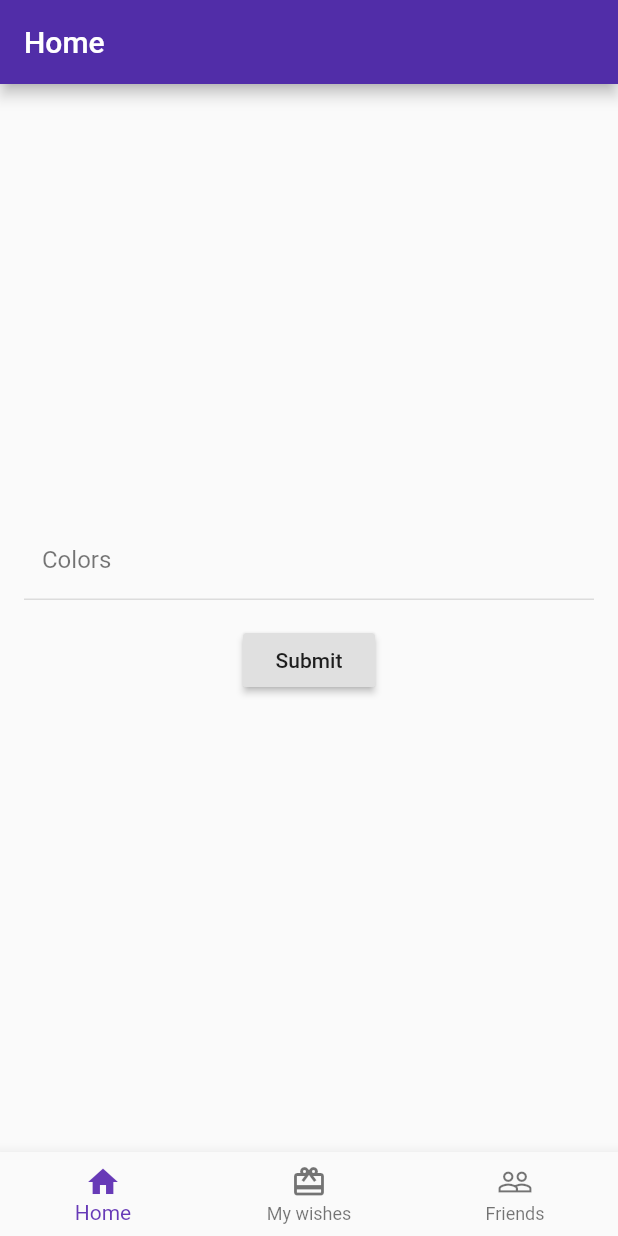
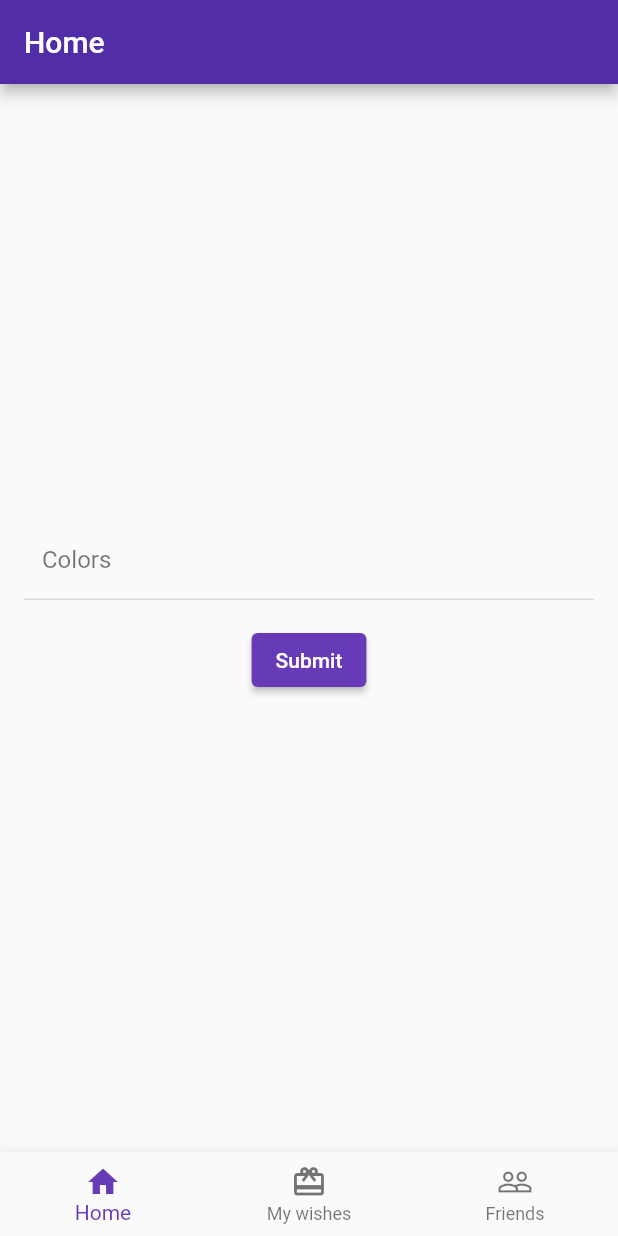
Before and after one commit to talamaska/flutter_color_picker_field, a Flutter app: the screen it shows after launch, on a phone screen of 412 x 824 dp. Run offline on Flutter 3.47's test engine with Material 2 defaults, Android fonts, the phone set to English and light mode, and no system bars; missing offline and left inert: angles.

Commit message:
some cosmetic fixes

```diff
--- a/lib/components/color_gradient_paint.dart
+++ b/lib/components/color_gradient_paint.dart
@@ -1,4 +1,5 @@
 import 'package:flutter/material.dart';
+import 'package:flutter/widgets.dart';
 import 'package:flutter_color_picker/tools/colors_painter.dart';
 
 class ColorGradientPaint extends StatelessWidget {
@@ -18,7 +19,7 @@ class ColorGradientPaint extends StatelessWidget {
           heightFactor: 0.75,
           child: Container(
             decoration: const BoxDecoration(
-              color: Colors.white,
+              color: Color(0xFFFFFFFF),
               shape: BoxShape.circle,
             ),
           ),
--- a/lib/components/color_picker_form_field.dart
+++ b/lib/components/color_picker_form_field.dart
@@ -1,20 +1,19 @@
-import 'package:flutter/material.dart';
+import 'package:flutter/widgets.dart';
 import 'package:flutter_color_picker/components/color_picker_input.dart';
 
 class ColorPickerFormField extends FormField<List<Color>> {
-
   ColorPickerFormField({
     FormFieldSetter<List<Color>> onSaved,
     FormFieldValidator<List<Color>> validator,
     List<Color> initialValue,
-    bool autovalidate = false,
+    AutovalidateMode autovalidateMode = AutovalidateMode.onUserInteraction,
     this.onChanged,
-    this.defaultColor
+    this.defaultColor,
   }) : super(
             onSaved: onSaved,
             validator: validator,
             initialValue: initialValue,
-      autovalidate: autovalidate,
+            autovalidateMode: autovalidateMode,
             builder: (FormFieldState<List<Color>> state) {
               void _onChanged(List<Color> _colors) {
                 debugPrint('onChange input $_colors');
@@ -26,13 +25,10 @@ class ColorPickerFormField extends FormField<List<Color>> {
                 defaultColor: defaultColor,
                 colors: initialValue,
                 state: state,
-            onChanged: _onChanged
+                onChanged: _onChanged,
               );
-      }
-  );
+            });
 
   final Function onChanged;
   final Color defaultColor;
-
-
 }
--- a/lib/components/color_picker_input.dart
+++ b/lib/components/color_picker_input.dart
@@ -1,7 +1,7 @@
-
 import 'dart:async';
 
 import 'package:flutter/material.dart';
+import 'package:flutter/widgets.dart';
 import 'package:flutter_color_picker/models/animated_color_list_model.dart';
 import 'package:flutter_color_picker/screens/color_dialog.dart';
 import 'package:flutter_color_picker/models/color_dialog_model.dart';
@@ -9,13 +9,12 @@ import 'package:flutter_color_picker/models/color_dialog_model.dart';
 import 'package:flutter_color_picker/components/color_item.dart';
 import 'package:flutter_color_picker/models/color_state_model.dart';
 
-
 class ColorPickerInput extends StatefulWidget {
   const ColorPickerInput({
     this.defaultColor,
     this.colors,
     this.onChanged,
-    this.state
+    this.state,
   });
 
   final Color defaultColor;
@@ -30,50 +29,48 @@ class ColorPickerInput extends StatefulWidget {
 class _ColorPickerInputState extends State<ColorPickerInput> {
   Color _defaultColor;
   final GlobalKey<AnimatedListState> _listKey = GlobalKey<AnimatedListState>();
-  AnimatedColorListModel<Color> _colorListA;
-
+  AnimatedListModel<Color> _colorListAnimated;
 
   @override
   void initState() {
     super.initState();
-    _defaultColor = widget.defaultColor != null ? widget.defaultColor : Colors.blue;
-    if(widget.colors != null) {
-      _colorListA = AnimatedColorListModel<Color>(
+    _defaultColor =
+        widget.defaultColor != null ? widget.defaultColor : Color(0xff03a9f4);
+    if (widget.colors != null) {
+      _colorListAnimated = AnimatedListModel<Color>(
         listKey: _listKey,
         initialItems: widget.colors,
         removedItemBuilder: _buildRemovedItem,
       );
-
-
     }
   }
 
-  Widget _buildRemovedItem(Color item, BuildContext context, Animation<double> animation) {
+  Widget _buildRemovedItem(
+      Color item, BuildContext context, Animation<double> animation) {
     return ScaleTransition(
-      scale: CurvedAnimation(
-          parent: animation,
-          curve: Curves.elasticIn
-      ),
+      scale: CurvedAnimation(parent: animation, curve: Curves.elasticIn),
       child: ColorItem(
         item: item,
       ),
     );
   }
 
-  Widget _buildItem(BuildContext context, int index, Animation<double> animation) {
+  Widget _buildItem(
+      BuildContext context, int index, Animation<double> animation) {
     return ScaleTransition(
-      scale: CurvedAnimation(
-          parent: animation,
-          curve: Curves.bounceOut
-      ),
+      scale: CurvedAnimation(parent: animation, curve: Curves.bounceOut),
       child: ColorItem(
-        item: _colorListA[index],
+        item: _colorListAnimated[index],
       ),
     );
   }
 
   @override
   Widget build(BuildContext context) {
+    final Color themeColor = widget.state.hasError
+        ? Theme.of(context).errorColor
+        : Theme.of(context).dividerColor;
+
     return InkWell(
       onTap: _openAddEntryDialog,
       child: Column(
@@ -83,63 +80,81 @@ class _ColorPickerInputState extends State<ColorPickerInput> {
             height: 56.0,
             width: double.infinity,
             decoration: BoxDecoration(
-                border: Border(bottom: BorderSide(width: 1.0, color: widget.state.hasError ? Theme.of(context).errorColor : Theme.of(context).dividerColor))
+              border: Border(
+                bottom: BorderSide(
+                  width: 1.0,
+                  color: themeColor,
+                ),
+              ),
             ),
-            padding: const EdgeInsets.only(left: 12.0, right: 12.0, top: 4.0, bottom: 4.0),
+            padding: const EdgeInsets.only(
+              left: 12.0,
+              right: 12.0,
+              top: 4.0,
+              bottom: 4.0,
+            ),
             child: Column(
               crossAxisAlignment: CrossAxisAlignment.start,
-              mainAxisAlignment: _colorListA.isNotEmpty ? MainAxisAlignment.start : MainAxisAlignment.center,
+              mainAxisAlignment: _colorListAnimated.isNotEmpty
+                  ? MainAxisAlignment.start
+                  : MainAxisAlignment.center,
               children: <Widget>[
-                Container(
-                  margin: _colorListA.isNotEmpty ? const EdgeInsets.only(bottom: 3.0) : const EdgeInsets.only(bottom: 0.0),
-                  height: _colorListA.isNotEmpty ? 14.0 : 16.0,
-                  child: Text('Colors', style: Theme.of(context).textTheme.subhead.copyWith(
-                    color: const Color(0x8a000000),
-                    fontSize: _colorListA.isNotEmpty ? 14.0 : 16.0,
-                  )),
+                Padding(
+                  padding: _colorListAnimated.isNotEmpty
+                      ? const EdgeInsets.only(bottom: 3.0)
+                      : const EdgeInsets.only(bottom: 0.0),
+                  child: SizedBox(
+                    height: _colorListAnimated.isNotEmpty ? 14.0 : 16.0,
+                    child: Text(
+                      'Colors',
+                      style: Theme.of(context).textTheme.subtitle1.copyWith(
+                            color: const Color(0x8a000000),
+                            fontSize:
+                                _colorListAnimated.isNotEmpty ? 14.0 : 16.0,
+                          ),
+                    ),
+                  ),
                 ),
-                Container(
-                  height: _colorListA.isNotEmpty ? 28.0 : 0.0,
-
+                SizedBox(
+                  height: _colorListAnimated.isNotEmpty ? 28.0 : 0.0,
                   child: AnimatedList(
                     padding: const EdgeInsets.all(2.0),
                     key: _listKey,
                     scrollDirection: Axis.horizontal,
-                    initialItemCount: _colorListA.length,
+                    initialItemCount: _colorListAnimated.length,
                     itemBuilder: _buildItem,
                   ),
                 )
-
               ],
             ),
           ),
-          widget.state.hasError ? Text(
-            widget.state.errorText,
-            style: TextStyle(
-
-              color: Theme.of(context).errorColor
-            ),
-          ) :
-          Container()
+          widget.state.hasError
+              ? Text(
+                  widget.state.errorText,
+                  style: TextStyle(color: Theme.of(context).errorColor),
+                )
+              : Container()
         ],
       ),
     );
   }
 
   Future<void> _openAddEntryDialog() async {
-    final MaterialPageRoute<ColorPickerDialogModel> dialog = MaterialPageRoute<ColorPickerDialogModel>(
+    final MaterialPageRoute<ColorPickerDialogModel> dialog =
+        MaterialPageRoute<ColorPickerDialogModel>(
       builder: (BuildContext context) {
-        return ColorPickerDialog.add(_defaultColor, _colorListA.items);
+        return ColorPickerDialog.add(_defaultColor, _colorListAnimated.items);
       },
       fullscreenDialog: true,
     );
 
-    final ColorPickerDialogModel save = await Navigator.of(context).push(dialog);
+    final ColorPickerDialogModel save =
+        await Navigator.of(context).push(dialog);
 
     dialog.completed.then((ColorPickerDialogModel value) {
       print(value.toString());
-      if(value != null) {
-        if(save.colorStates.isNotEmpty) {
+      if (value != null) {
+        if (save.colorStates.isNotEmpty) {
           _updateColors(value.color, value.colorStates);
         }
 
@@ -148,15 +163,14 @@ class _ColorPickerInputState extends State<ColorPickerInput> {
         }
       }
     });
-
   }
 
   void _saveColor(Color _color) {
     print(_color);
     setState(() {
-      if(!_colorListA.contains(_color)) {
-        _colorListA.insert(_colorListA.length, _color);
-        widget.onChanged(_colorListA.items);
+      if (!_colorListAnimated.contains(_color)) {
+        _colorListAnimated.insert(_colorListAnimated.length, _color);
+        widget.onChanged(_colorListAnimated.items);
       }
     });
   }
@@ -165,20 +179,18 @@ class _ColorPickerInputState extends State<ColorPickerInput> {
     print(_colors);
     setState(() {
       // ignore: always_specify_types
-      for(var i = 0; i < _colors.length; i++) {
-        if(!_colors[i].state) {
-          var index = _colorListA.indexOf(_colors[i].color);
-          if(index != -1) {
-            _colorListA.removeAt(index);
+      for (var i = 0; i < _colors.length; i++) {
+        if (!_colors[i].state) {
+          var index = _colorListAnimated.indexOf(_colors[i].color);
+          if (index != -1) {
+            _colorListAnimated.removeAt(index);
           }
-
         }
       }
 
       if (_color == null) {
-        widget.onChanged(_colorListA.items);
+        widget.onChanged(_colorListAnimated.items);
       }
-
     });
   }
 }
--- a/lib/main.dart
+++ b/lib/main.dart
@@ -1,21 +1,16 @@
 import 'package:flutter/material.dart';
-import 'package:tinycolor/tinycolor.dart';
 import 'package:flutter_color_picker/screens/home_page.dart';
-
 
 void main() => runApp(MyApp());
 
 class MyApp extends StatelessWidget {
-  // This widget is the root of your application.
   @override
   Widget build(BuildContext context) {
     return MaterialApp(
-      title: 'Wishmate',
+      title: 'Color Picker',
       theme: ThemeData(
         primarySwatch: Colors.deepPurple,
         accentColor: const Color(0xff03a9f4),
-        secondaryHeaderColor:  TinyColor(const Color(0xff000000)).lighten(30).color,
-        primaryColorDark: TinyColor(Colors.red).darken(5).color
       ),
       home: const MyHomePage(title: 'Home'),
     );
--- a/lib/models/animated_color_list_model.dart
+++ b/lib/models/animated_color_list_model.dart
@@ -1,11 +1,11 @@
 import 'package:flutter/material.dart';
 
-class AnimatedColorListModel<E> {
-  AnimatedColorListModel({
+class AnimatedListModel<E> {
+  AnimatedListModel({
     @required this.listKey,
     @required this.removedItemBuilder,
     Iterable<E> initialItems,
-  }) : assert(listKey != null),
+  })  : assert(listKey != null),
         assert(removedItemBuilder != null),
         _items = List<E>.from(initialItems ?? <E>[]);
 
@@ -16,19 +16,23 @@ class AnimatedColorListModel<E> {
   AnimatedListState get _animatedList => listKey.currentState;
 
   void insert(int index, E item) {
-//    print(_items);
-//    print(_animatedList);
     _items.insert(index, item);
-    _animatedList.insertItem(index, duration: Duration(milliseconds: 300));
+    _animatedList.insertItem(
+      index,
+      duration: Duration(milliseconds: 300),
+    );
   }
 
   E removeAt(int index) {
     final E removedItem = _items.removeAt(index);
     if (removedItem != null) {
-      _animatedList.removeItem(index, (BuildContext context, Animation<double> animation) {
-        return removedItemBuilder(removedItem, context, animation);
-      },
-          duration: Duration(milliseconds: 600));
+      _animatedList.removeItem(
+        index,
+        (BuildContext context, Animation<double> animation) {
+          return removedItemBuilder(removedItem, context, animation);
+        },
+        duration: Duration(milliseconds: 600),
+      );
     }
     return removedItem;
   }
--- a/lib/screens/home_page.dart
+++ b/lib/screens/home_page.dart
@@ -38,7 +38,7 @@ class _MyHomePageState extends State<MyHomePage> {
       body: Center(
           child: Form(
         key: _formKey,
-        autovalidate: false,
+        autovalidateMode: AutovalidateMode.onUserInteraction,
         child: Column(
           mainAxisAlignment: MainAxisAlignment.center,
           children: <Widget>[
@@ -47,11 +47,12 @@ class _MyHomePageState extends State<MyHomePage> {
               child: ColorPickerFormField(
                 initialValue: _colorList,
                 defaultColor: defaultColor,
-                autovalidate: false,
+                autovalidateMode: AutovalidateMode.onUserInteraction,
                 validator: (List<Color> value) {
                   if (value.isEmpty) {
                     return 'a minimum of 1 color is required';
                   }
+                  return null;
                 },
                 onChanged: _onChanged,
                 onSaved: _onSaved,
@@ -59,7 +60,7 @@ class _MyHomePageState extends State<MyHomePage> {
             ),
             Padding(
               padding: const EdgeInsets.symmetric(vertical: 16.0),
-              child: RaisedButton(
+              child: ElevatedButton(
                 child: const Text('Submit'),
                 onPressed: () {
                   if (_formKey.currentState.validate()) {
@@ -71,20 +72,19 @@ class _MyHomePageState extends State<MyHomePage> {
           ],
         ),
       )),
-
       bottomNavigationBar: BottomNavigationBar(
         items: const <BottomNavigationBarItem>[
           BottomNavigationBarItem(
             icon: Icon(Icons.home),
-            title: Text('Home'),
+            label: 'Home',
           ),
           BottomNavigationBarItem(
             icon: Icon(Icons.card_giftcard),
-            title: Text('My wishes'),
+            label: 'My wishes',
           ),
           BottomNavigationBarItem(
             icon: Icon(Icons.people_outline),
-            title: Text('Friends'),
+            label: 'Friends',
           ),
         ],
       ),
--- a/pubspec.yaml
+++ b/pubspec.yaml
@@ -14,7 +14,7 @@ description: Color Picker
 version: 1.0.0+1
 
 environment:
-  sdk: ">=2.1.0 <3.0.0"
+  sdk: ">=2.10.0 <3.0.0"
 
 dependencies:
   flutter:
@@ -23,7 +23,7 @@ dependencies:
   # The following adds the Cupertino Icons font to your application.
   # Use with the CupertinoIcons class for iOS style icons.
   cupertino_icons: ^0.1.2
-  tinycolor: 1.0.2
+  # tinycolor: 1.0.2
   angles: 1.0.0
 
 dev_dependencies:
```
Also changed, not shown: lib/components/color_gradient.dart (+14 -4 lines), lib/components/color_item.dart (+7 -15 lines), lib/components/color_knob.dart (+25 -10 lines), lib/components/color_picker.dart (+12 -18 lines), lib/components/color_picker_dial.dart (+9 -20 lines), lib/components/color_ripple.dart (+9 -4 lines), lib/components/colored_checkbox.dart (+16 -8 lines), lib/components/turn_gesture_detector.dart (+12 -4 lines), lib/models/color_dialog_model.dart (+7 -9 lines), lib/tools/colors_painter.dart (+3 -4 lines), lib/tools/helpers.dart (added, +12 -0 lines), lib/tools/radial_drag_gesture_detector.dart (+12 -10 lines), pubspec.lock, 1 other file. Lines whose indentation alone changed are shown as unchanged.
